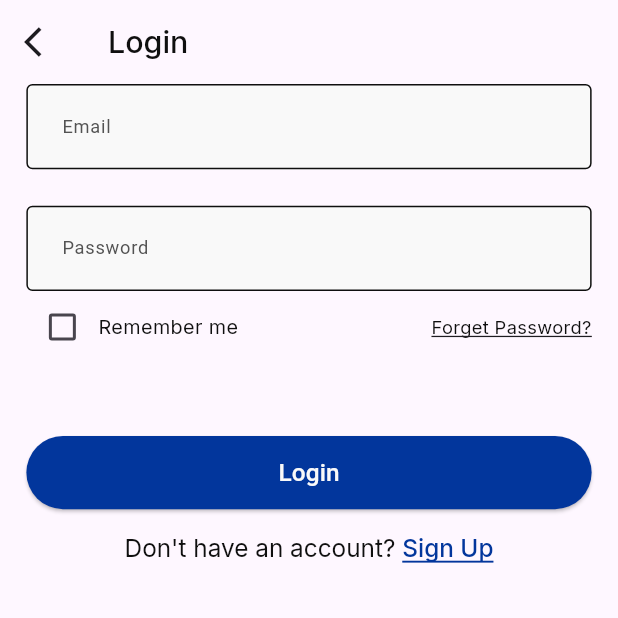
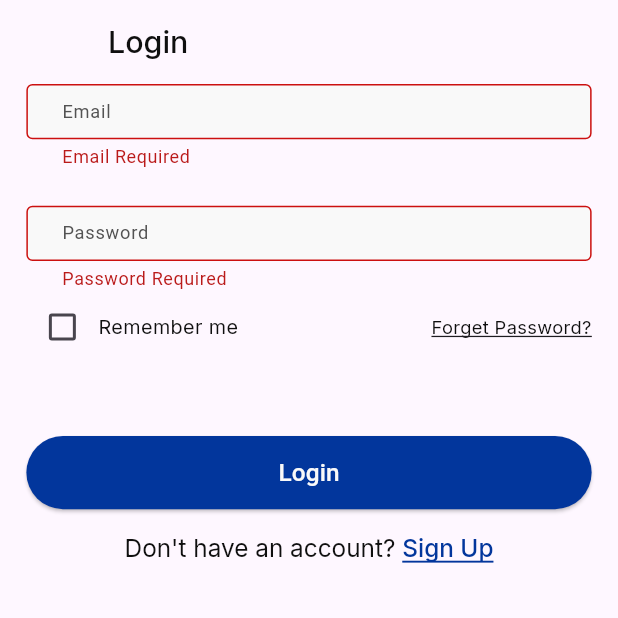
Before and after one commit to Ahmed-Salah-92/ExamApp, a Flutter app: the screen it shows after launch, after a tap on "Login", on a phone screen of 412 x 824 dp, the top half of it. Run offline on Flutter 3.47's test engine with Material 3 defaults, Android fonts, the phone set to English and light mode, and no system bars; our stand-ins replace dio, flutter_bloc, flutter_screenutil, flutter_secure_storage, get_it, google_fonts and 3 more; generated files the repository leaves out were written again.

Commit message:
Refactor login screen UI and view model.
- Separate the login screen body into a new `AuthLoginScreenBodyWidget`.
- Create a dedicated `AuthLoginScreenCheckboxSectionWidget` for the "Remember Me" functionality.
- Update `AuthLoginViewModel` to handle navigation and state changes more cleanly.
- Improve email and password validation logic in `AuthValidation`.
- Add `UserModel` to the domain layer and update `UserDto` to map to it.

```diff
--- a/lib/core/validation/auth_validation.dart
+++ b/lib/core/validation/auth_validation.dart
@@ -1,24 +1,29 @@
 class AuthValidation {
   static String? emailValidation(String? value) {
-    //   RegExp emailRegex = RegExp(
+    if (value == null) return "Email Required";
+    if (value.trim().isEmpty) return "Email Required";
+
+    //   RegExp emailRegExp = RegExp(
     //     r"^[a-zA-Z0-9.a-zA-Z0-9.!#$%&'*+-/=?^_`{|}~]+@[a-zA-Z0-9]+\.[a-zA-Z]+",
     //   );
-    final emailRegex = RegExp(r'^[^@]+@[^@]+\.[^@]+');
-
-    if (value == null) return "Email Required";
-    if (value.trim().isEmpty) return "Email Required";
-    if (!emailRegex.hasMatch(value)) return "Enter a valid email";
+    final emailRegExp = RegExp(r'^[^@]+@[^@]+\.[^@]+');
+    if (!emailRegExp.hasMatch(value)) return "Enter a valid email";
 
     return null;
   }
 
   static String? passwordValidation(String? value) {
-    final passwordRegex = RegExp(r'^(?=.*[a-zA-Z])(?=.*[0-9])');
-
     if (value == null) return "Password Required";
     if (value.trim().isEmpty) return "Password Required";
     if (value.length < 8) return "Password must be at least 8 characters";
-    if (!passwordRegex.hasMatch(value)) return "Password not matched";
+
+    final passwordRegex = RegExp(
+      r'^(?=.*?[A-Z])(?=.*?[a-z])(?=.*?[0-9])(?=.*?[#?!@$%^&*-]).{8,}$',
+    );
+
+    if (!passwordRegex.hasMatch(value)) {
+      return "Password must contain numbers, letters,and special character";
+    }
 
     return null;
   }
--- a/lib/core/widgets/custom_app_bar_widget.dart
+++ b/lib/core/widgets/custom_app_bar_widget.dart
@@ -3,18 +3,19 @@ import 'package:exam_app/core/widgets/custom_spacer_widget.dart';
 import 'package:flutter/material.dart';
 
 class CustomAppBarWidget extends StatelessWidget {
- final void Function() onBackPressed;
+ final void Function()? onBackPressed;
  final bool? showBackButton;
  final String title;
  final Widget body;
+const CustomAppBarWidget({super.key, this.onBackPressed, this.showBackButton, required this.title, required this.body});
+  //  const CustomAppBarWidget(
+  //   this.showBackButton, {
+  //   required this.onBackPressed,
+  //   required this.title,
+  //   required this.body,
+  //   super.key,
+  // });
 
-  const CustomAppBarWidget(
-    this.showBackButton, {
-    super.key,
-    required this.onBackPressed,
-    required this.title,
-    required this.body,
-  });
 
   @override
   Widget build(BuildContext context) {
--- a/lib/features/auth/login/domain/model/login_response_model.dart
+++ b/lib/features/auth/login/domain/model/login_response_model.dart
@@ -1,10 +1,12 @@
+import 'package:exam_app/features/auth/login/domain/model/user_model.dart';
+
 import '../../data/model/response/user_dto.dart';
 
 class LoginResponseModel {
   final String? message;
   // final int? code;
   final String? token;
-  final UserDto? userData;
+  final UserModel? userData;
 
   LoginResponseModel({this.message,this.token, this.userData});
 }
--- /dev/null
+++ b/lib/features/auth/login/domain/model/user_model.dart
@@ -0,0 +1,9 @@
+class UserModel {
+  String? username;
+  String? firstName;
+  String? lastName;
+  String? email;
+  String? phone;
+
+  UserModel({this.username, this.firstName, this.lastName, this.email, this.phone});
+}
--- a/lib/features/auth/login/presentation/view_model/auth_login_view_model.dart
+++ b/lib/features/auth/login/presentation/view_model/auth_login_view_model.dart
@@ -23,15 +23,14 @@ class AuthLoginViewModel extends Cubit<AuthLoginState> {
   final TextEditingController emailController = TextEditingController();
   final TextEditingController passwordController = TextEditingController();
   final GlobalKey<FormState> formKey = GlobalKey<FormState>();
-  final _isCheckedRememberMe = false;
-
-  bool get isCheckedRM => _isCheckedRememberMe;
+  bool _isCheckedRememberMe = false;
 
   void doIntent(AuthLoginEvent event) {
     switch (event) {
       case LoginEvent():
         _login();
       case RememberMeEvent():
+        _isCheckedRememberMe = !_isCheckedRememberMe;
         _printToken();
       case SingUpEvent():
         _navigateToRegisterScreen();
@@ -100,6 +99,8 @@ class AuthLoginViewModel extends Cubit<AuthLoginState> {
 
   static final String _tokenKey = "token_key";
 
+
+
   Future _setTokens({required String tokenValue}) async {
     await _securedPrefs.write(key: _tokenKey, value: tokenValue);
   }
@@ -134,29 +135,22 @@ class AuthLoginViewModel extends Cubit<AuthLoginState> {
     log('>>>>>UnexpectedError<<<<<<');
     log('>>>>>Exception: $e');
   }
+  BuildContext? get context => null;
 
-  get context => BuildContext;
 
-  _navigateToHomeScreen() async {
-    String userToken = await _getTokens();
-    Navigator.pushNamed(
-      context,
-      AppRoutesStrings.home,
-      arguments: LoginResponseModel(token: userToken),
-    );
-  }
+  _navigateToHomeScreen()  =>
+      Navigator.pushNamed(context!, AppRoutesStrings.home);
 
   _navigateToForgetPasswordScreen() =>
-      Navigator.pushNamed(context, AppRoutesStrings.forgetPassword);
+      Navigator.pushNamed(context!, AppRoutesStrings.forgetPassword);
 
   _navigateToRegisterScreen() =>
-      Navigator.pushNamed(context, AppRoutesStrings.signup);
+      Navigator.pushNamed(context!, AppRoutesStrings.signup);
 
   @override
   Future<void> close() {
     emailController.dispose();
     passwordController.dispose();
-    context.dispose();
     return super.close();
   }
 }
--- a/lib/features/auth/login/presentation/views/screen/auth_login_screen.dart
+++ b/lib/features/auth/login/presentation/views/screen/auth_login_screen.dart
@@ -1,160 +1,48 @@
 import 'package:exam_app/config/di/di.dart';
-import 'package:exam_app/core/validation/auth_validation.dart';
-import 'package:exam_app/core/values/app_colors.dart';
 import 'package:exam_app/core/values/app_strings.dart';
-import 'package:exam_app/core/widgets/auth/custom_elevated_button_widget.dart';
-import 'package:exam_app/core/widgets/auth/custom_rich_text_widget.dart';
-import 'package:exam_app/core/widgets/auth/custom_text_field_widget.dart';
 import 'package:exam_app/features/auth/login/presentation/view_model/auth_login_event.dart';
 import 'package:exam_app/features/auth/login/presentation/view_model/auth_login_state.dart';
 import 'package:exam_app/features/auth/login/presentation/view_model/auth_login_view_model.dart';
 import 'package:flutter/material.dart';
 import 'package:flutter_bloc/flutter_bloc.dart';
-import 'package:flutter_screenutil/flutter_screenutil.dart';
+import '../../../../../../core/widgets/custom_app_bar_widget.dart';
+import '../widgets/auth_login_screen_body_widget.dart';
 
-import '../../../../../../core/values/app_text_styles.dart';
-import '../../../../../../core/widgets/custom_app_bar_widget.dart';
-import '../../../../../../core/widgets/custom_spacer_widget.dart';
-import '../widgets/custom_snack_bar_widget.dart';
+class AuthLoginScreen extends StatelessWidget {
+  AuthLoginScreen({super.key});
 
-class AuthLoginScreen extends StatefulWidget {
-  const AuthLoginScreen({super.key});
+  final AuthLoginViewModel vm = getIt<AuthLoginViewModel>();
 
-  @override
-  State<AuthLoginScreen> createState() => _AuthLoginScreenState();
-}
-
-class _AuthLoginScreenState extends State<AuthLoginScreen> {
-  final AuthLoginViewModel vm = getIt<AuthLoginViewModel>();
-  bool isRememberMe = false;
+  void showCustomSnackBar(BuildContext ctx, String msg, Color bkgColor) =>
+      ScaffoldMessenger.of(
+        ctx,
+      ).showSnackBar(SnackBar(content: Text(msg), backgroundColor: bkgColor));
 
   @override
   Widget build(BuildContext context) {
-    return BlocProvider<AuthLoginViewModel>(
-      create: (context) => vm..doIntent(LoginEvent()),
-      child: BlocListener<AuthLoginViewModel, AuthLoginState>(
-        listener: (context, state) {
-          if (state.loginResponseModel?.errorMessage != null) {
-            ScaffoldMessenger.of(context).showSnackBar(
-              SnackBar(
-                content: Text("${state.loginResponseModel!.errorMessage}"),
-                backgroundColor: Colors.red,
-              ),
-            );
-          } else if (state.loginResponseModel?.data?.token != null) {
-            ScaffoldMessenger.of(context).showSnackBar(
-              SnackBar(
-                content: Text(
-                  "Login successful! Token: ${state.loginResponseModel!.data!.token}",
-                ),
-                backgroundColor: Colors.green,
-              ),
-            );
-            // TODO: Navigate to home screen
-          }
-        },
-        child: CustomAppBarWidget(
-          true,
-          onBackPressed: () {},
-          title: AppStrings.login,
-          body: SingleChildScrollView(
-            padding: const EdgeInsets.symmetric(horizontal: 16.0).w,
-            child: Form(
-              key: vm.formKey,
-              child: Column(
-                mainAxisAlignment: MainAxisAlignment.center,
-                crossAxisAlignment: CrossAxisAlignment.stretch,
-                children: [
-                  BlocBuilder<AuthLoginViewModel, AuthLoginState>(
-                    builder: (context, state) {
-                      return CustomEditTextFieldWidget(
-                        labelText: AppStrings.emailLabel,
-                        hintText: AppStrings.emailHint,
-                        validator: AuthValidation.emailValidation,
-                        controller: vm.emailController,
-                      );
-                    },
-                  ),
-                  const CustomHeightSpaceWidget(24),
-                  BlocBuilder<AuthLoginViewModel, AuthLoginState>(
-                    builder: (context, state) {
-                      return CustomEditTextFieldWidget(
-                        labelText: AppStrings.passwordLabel,
-                        hintText: AppStrings.passwordHint,
-                        isPasswordField: true,
-                        validator: AuthValidation.passwordValidation,
-                        controller: vm.passwordController,
-                      );
-                    },
-                  ),
-                  Row(
-                    mainAxisAlignment: MainAxisAlignment.spaceBetween,
-                    children: [
-                      Row(
-                        children: [
-                          Checkbox(
-                            value: isRememberMe,
-                            onChanged: (bool? value) {
-                              setState(() {
-                                isRememberMe = value ?? false;
-                                vm.doIntent(RememberMeEvent());
-                              });
-                            },
-                          ),
-                          Text(
-                            AppStrings.rememberMe,
-                            style: AppTextStyles.black13RegularInter,
-                          ),
-                        ],
-                      ),
-                      InkWell(
-                        onTap: () => vm.doIntent(ForgetPasswordEvent()),
-                        child: Text(
-                          AppStrings.forgetPassword,
-                          style: AppTextStyles.black12RegularInter.copyWith(
-                            decoration: TextDecoration.underline,
-                          ),
-                        ),
-                      ),
-                    ],
-                  ),
-                  const CustomHeightSpaceWidget(48),
-                  BlocBuilder<AuthLoginViewModel, AuthLoginState>(
-                    builder: (context, state) {
-                      // Show loading indicator when loading
-                      if (state.loginResponseModel?.isLoading == true) {
-                        return const Center(child: CircularProgressIndicator());
-                      }
-                      // Show login button
-                      return CustomElevatedButtonWidget(
-                        onPressed: () {
-                          if (state.loginResponseModel?.errorMessage != null) {
-                            CustomSnackBarWidget(
-                              "Something went wrong",
-                              AppColors.error,
-                            );
-                          }
-                          if (state.loginResponseModel?.data?.token != null) {
-                            CustomSnackBarWidget(
-                              "Login successful! Token: ${state.loginResponseModel?.data?.token}",
-                              AppColors.green,
-                            );
-                          }
-                        },
-                        buttonText: AppStrings.login,
-                      );
-                    },
-                  ),
-                  const CustomHeightSpaceWidget(16),
-                  CustomRichTextWidget(
-                    onTap: () => vm.doIntent(SingUpEvent()),
-                    firstText: AppStrings.dontHaveAccount,
-                    secondText: AppStrings.signUp,
-                  ),
-                ],
-              ),
-            ),
-          ),
+    return CustomAppBarWidget(
+      showBackButton: false,
+      title: AppStrings.login,
+      body: BlocProvider<AuthLoginViewModel>(
+        create: (_) => vm..doIntent(LoginEvent()),
+        child: BlocListener<AuthLoginViewModel, AuthLoginState>(
+          listener: (_, state) {
+            var loginResponseState = state.loginResponseModel;
+            if (loginResponseState?.data?.message != null) {
+              showCustomSnackBar(
+                context,
+                "${loginResponseState?.data?.message}",
+                Colors.red,
+              );
+            } else if (loginResponseState?.data?.token != null) {
+              showCustomSnackBar(
+                context,
+                "Login successful! Token: ${loginResponseState?.data!.token}",
+                Colors.green,
+              );
+            }
+          },
+          child: AuthLoginScreenBodyWidget(loginViewModel: vm),
         ),
       ),
     );
--- /dev/null
+++ b/lib/features/auth/login/presentation/views/widgets/auth_login_screen_body_widget.dart
@@ -0,0 +1,92 @@
+import 'package:flutter/material.dart';
+import 'package:flutter_screenutil/flutter_screenutil.dart';
+
+import '../../../../../../core/validation/auth_validation.dart';
+import '../../../../../../core/values/app_strings.dart';
+import '../../../../../../core/values/app_text_styles.dart';
+import '../../../../../../core/widgets/auth/custom_elevated_button_widget.dart';
+import '../../../../../../core/widgets/auth/custom_rich_text_widget.dart';
+import '../../../../../../core/widgets/auth/custom_text_field_widget.dart';
+import '../../../../../../core/widgets/custom_spacer_widget.dart';
+import '../../view_model/auth_login_event.dart';
+import '../../view_model/auth_login_view_model.dart';
+import 'auth_login_screen_checkbox_section_widget.dart';
+
+class AuthLoginScreenBodyWidget extends StatelessWidget {
+  final AuthLoginViewModel loginViewModel;
+
+  const AuthLoginScreenBodyWidget({super.key, required this.loginViewModel});
+
+  @override
+  Widget build(BuildContext context) {
+    final vm = loginViewModel;
+    return SingleChildScrollView(
+      padding: const EdgeInsets.symmetric(horizontal: 16.0).w,
+      child: Form(
+        key: vm.formKey,
+        child: Column(
+          mainAxisAlignment: MainAxisAlignment.center,
+          crossAxisAlignment: CrossAxisAlignment.stretch,
+          children: [
+            // Email EtTxt
+            CustomEditTextFieldWidget(
+              labelText: AppStrings.emailLabel,
+              hintText: AppStrings.emailHint,
+              validator: AuthValidation.emailValidation,
+              controller: vm.emailController,
+            ),
+            const CustomHeightSpaceWidget(24),
+            // Password EtTxt
+            CustomEditTextFieldWidget(
+              labelText: AppStrings.passwordLabel,
+              hintText: AppStrings.passwordHint,
+              isPasswordField: true,
+              validator: AuthValidation.passwordValidation,
+              controller: vm.passwordController,
+            ),
+            // Remember Me & Forget Password
+            Row(
+              mainAxisAlignment: MainAxisAlignment.spaceBetween,
+              children: [
+                Row(
+                  children: [
+                    AuthLoginScreenCheckboxSectionWidget(loginViewModel: vm),
+                    Text(
+                      AppStrings.rememberMe,
+                      style: AppTextStyles.black13RegularInter,
+                    ),
+                  ],
+                ),
+                InkWell(
+                  onTap: () => vm.doIntent(ForgetPasswordEvent()),
+                  child: Text(
+                    AppStrings.forgetPassword,
+                    style: AppTextStyles.black12RegularInter.copyWith(
+                      decoration: TextDecoration.underline,
+                    ),
+                  ),
+                ),
+              ],
+            ),
+            const CustomHeightSpaceWidget(48),
+            // Login Btn
+            CustomElevatedButtonWidget(
+              onPressed: () {
+                bool isLoginValidate = vm.formKey.currentState?.validate() ?? false;
+                if (isLoginValidate) return vm.doIntent(LoginEvent());
+              },
+              buttonText: AppStrings.login,
+            ),
+            const CustomHeightSpaceWidget(16),
+            // Don't Have Account
+            CustomRichTextWidget(
+              onTap: () => vm.doIntent(SingUpEvent()),
+              firstText: AppStrings.dontHaveAccount,
+              secondText: AppStrings.signUp,
+            ),
+          ],
+        ),
+      ),
+    );
+  }
+}
--- /dev/null
+++ b/lib/features/auth/login/presentation/views/widgets/auth_login_screen_checkbox_section_widget.dart
@@ -0,0 +1,31 @@
+import 'package:flutter/material.dart';
+
+import '../../view_model/auth_login_event.dart';
+import '../../view_model/auth_login_view_model.dart';
+
+class AuthLoginScreenCheckboxSectionWidget extends StatefulWidget {
+  final AuthLoginViewModel loginViewModel;
+
+  const AuthLoginScreenCheckboxSectionWidget({super.key, required this.loginViewModel});
+
+  @override
+  State<AuthLoginScreenCheckboxSectionWidget> createState() => _AuthLoginScreenCheckboxSectionWidgetState();
+}
+
+class _AuthLoginScreenCheckboxSectionWidgetState extends State<AuthLoginScreenCheckboxSectionWidget> {
+    bool isRememberMe = false;
+  @override
+  Widget build(BuildContext context) {
+    final vm = widget.loginViewModel;
+    return  Checkbox(
+      value: isRememberMe,
+      onChanged: (bool? value) {
+        final bool newValue = value ?? false;
+        setState(() {
+          isRememberMe = newValue;
+          vm.doIntent(RememberMeEvent());
+        });
+      },
+    );
+  }
+}
--- a/lib/features/auth/login/presentation/views/widgets/custom_snack_bar_widget.dart
+++ b/lib/features/auth/login/presentation/views/widgets/custom_snack_bar.dart
@@ -1,10 +1,10 @@
 import 'package:flutter/material.dart';
 
-class CustomSnackBarWidget extends StatelessWidget {
+class CustomSnackBar extends StatelessWidget {
   final String? contentText;
   final Color? bkgColor;
 
-  const CustomSnackBarWidget(this.contentText, this.bkgColor, {super.key});
+  const CustomSnackBar(this.contentText, this.bkgColor, {super.key});
 
   @override
   Widget build(BuildContext context) {
```
Also changed, not shown: lib/features/auth/login/api/model/response/auth_login_api_response.dart (+1 -13 lines), lib/features/auth/login/data/model/response/user_dto.dart (+9 -0 lines).
